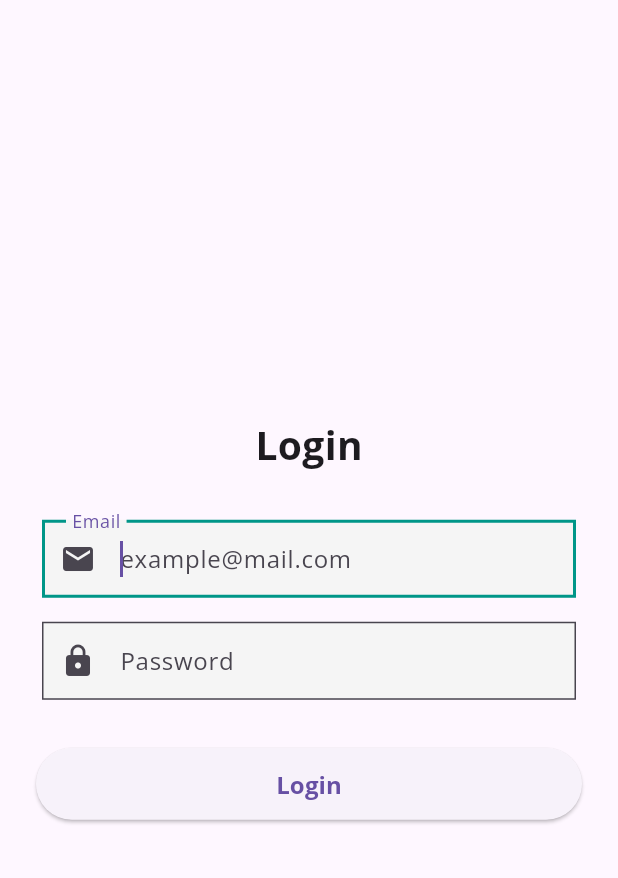
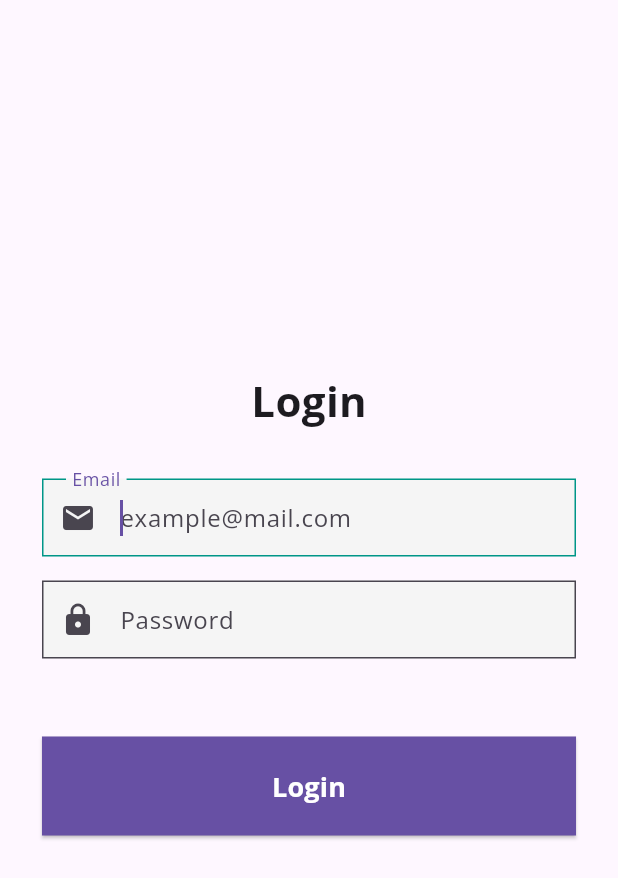
Before and after one commit to Apple-JD/flash_card, a Flutter app: the screen it shows after launch, on a phone screen of 412 x 824 dp. Shown: the top 878 px of the screen. Run offline on Flutter 3.47's test engine with Material 3 defaults, Android fonts, the phone set to English and light mode, and no system bars; our stand-ins replace google_fonts.

Commit message:
custom button +

```diff
--- a/lib/featutes/auth/login_screen.dart
+++ b/lib/featutes/auth/login_screen.dart
@@ -1,5 +1,6 @@
 import 'package:flutter/material.dart';
 import '../../widgets/app_input.dart';
+import '../../widgets/app_button.dart';
 
 class LoginScreen extends StatefulWidget {
   const LoginScreen({super.key});
@@ -37,7 +38,7 @@ class _LoginScreenState extends State<LoginScreen> {
                   const Text(
                     'Login',
                     style: TextStyle(
-                      fontSize: 26,
+                      fontSize: 28,
                       fontWeight: FontWeight.bold,
                     ),
                   ),
@@ -80,24 +81,14 @@ class _LoginScreenState extends State<LoginScreen> {
                   const SizedBox(height: 24),
 
                   /// SUBMIT BUTTON
-                  SizedBox(
-                    width: double.infinity,
-                    height: 48,
-                    child: ElevatedButton(
+                  AppButton(
+                    label: 'Login',
                     onPressed: () {
                       if (_formKey.currentState!.validate()) {
                         debugPrint(emailController.text);
                         debugPrint(passwordController.text);
                       }
                     },
-                      child: const Text(
-                        'Login',
-                        style: TextStyle(
-                          fontSize: 16,
-                          fontWeight: FontWeight.bold,
-                        ),
-                      ),
-                    ),
                   ),
                 ],
               ),
--- a/lib/main.dart
+++ b/lib/main.dart
@@ -13,7 +13,7 @@ class MyApp extends StatelessWidget {
   @override
   Widget build(BuildContext context) {
     return MaterialApp(
-      title: 'Flutter Demo',
+      title: 'Flashcard',
       theme: ThemeData(
         // This is the theme of your application.
         //
@@ -27,7 +27,7 @@ class MyApp extends StatelessWidget {
         primarySwatch: Colors.teal,
         textTheme: GoogleFonts.openSansTextTheme(),
       ),
-      home: const MyHomePage(title: 'Flutter Demo Landing Page'),
+      home: const MyHomePage(title: 'Flashcard Login'),
     );
   }
 }
--- a/lib/widgets/app_button.dart
+++ b/lib/widgets/app_button.dart
@@ -0,0 +1,53 @@
+import 'package:flutter/material.dart';
+
+class AppButton extends StatelessWidget {
+  final String label;
+  final VoidCallback onPressed;
+  final Color? color;
+  final Color? textColor;
+  final bool isFullWidth;
+
+  const AppButton({
+    super.key,
+    required this.label,
+    required this.onPressed,
+    this.color,
+    this.textColor,
+    this.isFullWidth = true,
+  });
+
+  @override
+  Widget build(BuildContext context) {
+    final isWeb = MediaQuery.of(context).size.width > 600;
+
+    return Padding(
+      padding: EdgeInsets.symmetric(
+        vertical: 20,
+        horizontal: isWeb ? 0 : 4,
+      ),
+      child: SizedBox(
+        width: isFullWidth ? double.infinity : null,
+        child: ElevatedButton(
+          style: ElevatedButton.styleFrom(
+            backgroundColor: color ?? Theme.of(context).primaryColor,
+            foregroundColor: textColor ?? Colors.white,
+            padding: const EdgeInsets.symmetric(
+              vertical: 20,
+            ),
+            shape: RoundedRectangleBorder(
+              borderRadius: BorderRadius.circular(0),
+            ),
+          ),
+          onPressed: onPressed,
+          child: Text(
+            label,
+            style: const TextStyle(
+              fontSize: 18,
+              fontWeight: FontWeight.bold,
+            ),
+          ),
+        ),
+      ),
+    );
+  }
+}
--- a/lib/widgets/app_input.dart
+++ b/lib/widgets/app_input.dart
@@ -62,7 +62,7 @@ class AppInput extends StatelessWidget {
           ),
           focusedBorder: OutlineInputBorder(
             borderRadius: BorderRadius.circular(0),
-            borderSide: const BorderSide(color: Colors.teal, width: 2),
+            borderSide: const BorderSide(color: Colors.teal, width: 1),
           ),
           errorBorder: OutlineInputBorder(
             borderRadius: BorderRadius.circular(0),
```
Also changed, not shown: 18 other files. Lines whose indentation alone changed are shown as unchanged.
